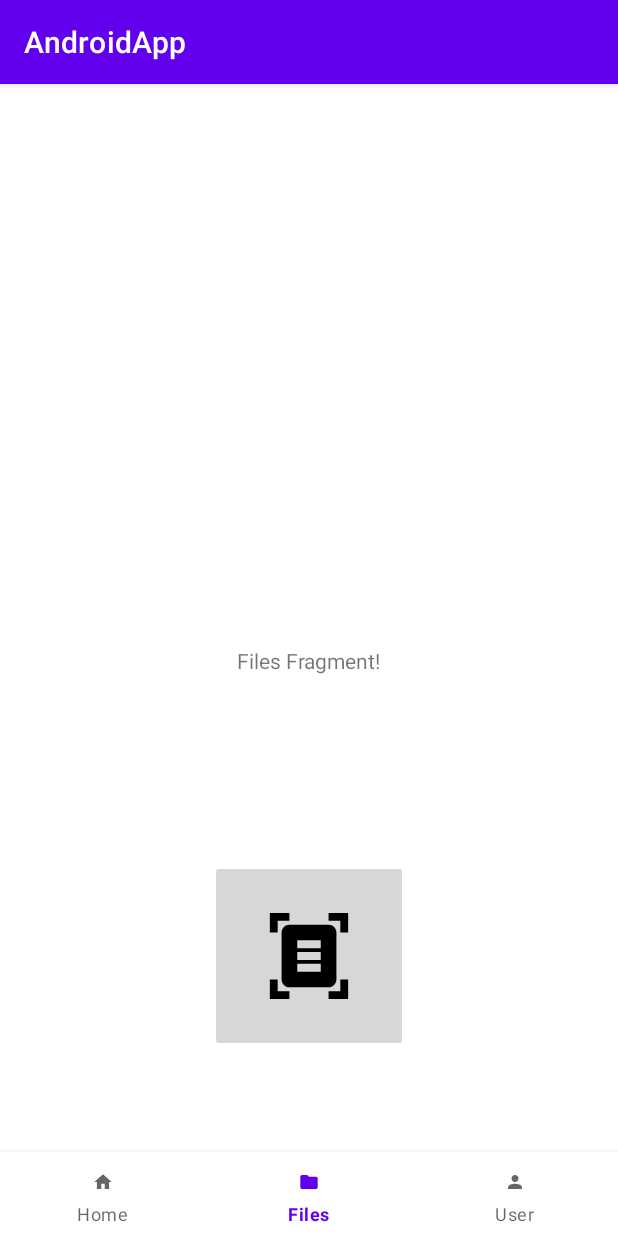
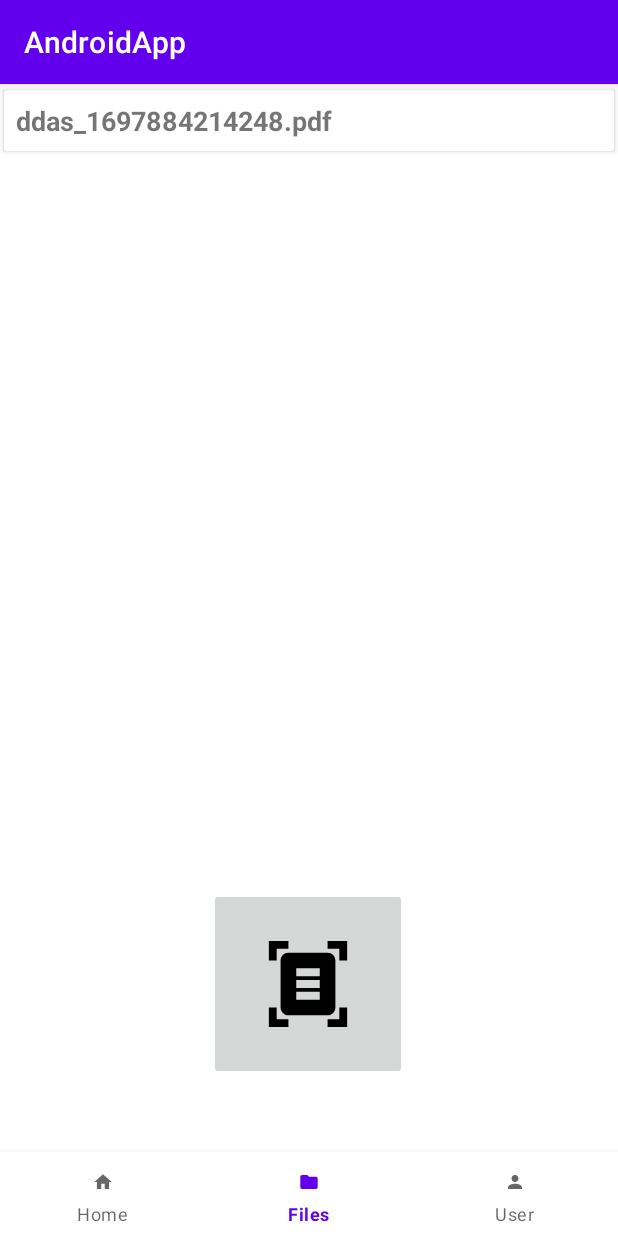
Before and after one commit to fxkfjla/Digital-Document-Archiving-System-Android, an Android app: the FilesFragment screen opened through its navigation route, on a phone screen of 412 x 824 dp. Run offline under Robolectric (Android 15) with nearby library versions, the phone set to English and light mode, and no system bars; our stand-ins replace data binding, navigation-ui; libraries missing offline, so code that uses them is left out: androidx.camera.core.

Commit message:
add recycler view file list

```diff
--- a/app/build.gradle
+++ b/app/build.gradle
@@ -45,6 +45,7 @@ dependencies {
     implementation 'androidx.camera:camera-view:1.2.3'
     implementation 'androidx.camera:camera-lifecycle:1.2.3'
     implementation 'androidx.camera:camera-camera2:1.2.3'
+    implementation "androidx.cardview:cardview:1.0.0"
     testImplementation 'junit:junit:4.13.2'
     androidTestImplementation 'androidx.test.ext:junit:1.1.5'
     androidTestImplementation 'androidx.test.espresso:espresso-core:3.5.1'
--- a/app/src/main/java/com/ddas/androidapp/ui/camera/CameraViewModel.java
+++ b/app/src/main/java/com/ddas/androidapp/ui/camera/CameraViewModel.java
@@ -47,7 +47,7 @@ public class CameraViewModel extends AndroidViewModel implements CameraConstants
 
     public void saveToPdf()
     {
-        FileManager.saveBitmapToPdf(getApplication(), imageBitmap.getValue());
+        FileManager.saveBitmapToPdf(getApplication(), imageBitmap.getValue(), String.valueOf(System.currentTimeMillis()));
     }
 
     // Getters, setters
--- a/app/src/main/java/com/ddas/androidapp/ui/camera/fragment/EditFragment.java
+++ b/app/src/main/java/com/ddas/androidapp/ui/camera/fragment/EditFragment.java
@@ -69,7 +69,7 @@ public class EditFragment extends Fragment
         binding.saveButton.setOnClickListener(unused ->
         {
             viewModel.saveToPdf();
-            ActivityManager.redirectToActivity(context, MainActivity.class);
+            context.finish();
         });
     }
 
--- a/app/src/main/java/com/ddas/androidapp/ui/main/fragment/FilesFragment.java
+++ b/app/src/main/java/com/ddas/androidapp/ui/main/fragment/FilesFragment.java
@@ -1,27 +1,29 @@
 package com.ddas.androidapp.ui.main.fragment;
 
-import android.content.ActivityNotFoundException;
-import android.content.Intent;
-import android.net.Uri;
 import android.os.Bundle;
-import android.util.Log;
 import android.view.LayoutInflater;
+import android.view.MotionEvent;
 import android.view.View;
 import android.view.ViewGroup;
 
 import androidx.annotation.NonNull;
 import androidx.annotation.Nullable;
-import androidx.core.content.FileProvider;
 import androidx.fragment.app.Fragment;
 import androidx.lifecycle.ViewModelProvider;
+import androidx.recyclerview.widget.LinearLayoutManager;
+import androidx.recyclerview.widget.RecyclerView;
 
 import com.ddas.androidapp.databinding.FragmentFilesBinding;
 import com.ddas.androidapp.ui.camera.CameraActivity;
 import com.ddas.androidapp.ui.main.MainViewModel;
+import com.ddas.androidapp.ui.main.fragment.list.FileListAdapter;
+import com.ddas.androidapp.ui.main.fragment.list.FileModel;
+import com.ddas.androidapp.ui.main.fragment.list.OnFileTouchListener;
 import com.ddas.androidapp.util.ActivityManager;
 import com.ddas.androidapp.util.FileManager;
 
-import java.io.File;
+import java.util.ArrayList;
+import java.util.List;
 
 public class FilesFragment extends Fragment
 {
@@ -53,8 +55,14 @@ public class FilesFragment extends Fragment
         super.onViewCreated(view, savedInstanceState);
 
         initialize();
-//        FileManager.openPdf(requireActivity(), "mypdf");
-        getPdf();
+    }
+
+    @Override
+    public void onResume()
+    {
+        super.onResume();
+
+        loadFileList();
     }
 
     private void initialize()
@@ -63,35 +71,17 @@ public class FilesFragment extends Fragment
         binding.scanButton.setOnClickListener(unused -> ActivityManager.openNewActivity(getActivity(), CameraActivity.class));
     }
 
-    private void getPdf()
+    private void loadFileList()
     {
-        String filePath = "/data/user/0/com.ddas.androidapp/files/Scans/mypdf.pdf";
+        fileList = FileManager.getFileList(requireActivity());
 
-        File file = new File(filePath);
-
-        if (file.exists())
-        {
-            Uri uri = FileProvider.getUriForFile(getActivity(), "com.ddas.androidapp.provider", file);
-
-            Intent intent = new Intent(Intent.ACTION_VIEW);
-            intent.setDataAndType(uri, "application/pdf");
-            intent.addFlags(Intent.FLAG_GRANT_READ_URI_PERMISSION);
-
-            try
-            {
-                startActivity(intent);
-            }
-            catch (ActivityNotFoundException e)
-            {
-
-            }
-        }
-        else
-        {
-
-        }
+        FileListAdapter adapter = new FileListAdapter(fileList);
+        binding.recyclerView.setAdapter(adapter);
+        binding.recyclerView.setLayoutManager(new LinearLayoutManager(getContext()));
+        binding.recyclerView.addOnItemTouchListener(new OnFileTouchListener());
     }
 
     private FragmentFilesBinding binding;
     private MainViewModel viewModel;
+    private List<FileModel> fileList;
 }
--- /dev/null
+++ b/app/src/main/java/com/ddas/androidapp/ui/main/fragment/list/FileListAdapter.java
@@ -0,0 +1,60 @@
+package com.ddas.androidapp.ui.main.fragment.list;
+
+import android.view.LayoutInflater;
+import android.view.View;
+import android.view.ViewGroup;
+import android.widget.TextView;
+
+import androidx.annotation.NonNull;
+import androidx.recyclerview.widget.RecyclerView;
+
+import com.ddas.androidapp.R;
+
+import java.util.List;
+
+public class FileListAdapter extends RecyclerView.Adapter<FileListAdapter.ViewHolder>
+{
+    public FileListAdapter(List<FileModel> fileModelList)
+    {
+        this.fileModelList = fileModelList;
+    }
+
+    @NonNull
+    @Override
+    public ViewHolder onCreateViewHolder(@NonNull ViewGroup parent, int viewType)
+    {
+        View view = LayoutInflater.from(parent.getContext()).inflate(R.layout.list_files, parent, false);
+
+        return new ViewHolder(view);
+    }
+
+    @Override
+    public void onBindViewHolder(@NonNull ViewHolder holder, int position)
+    {
+        holder.getFileName().setText(fileModelList.get(position).getName());
+    }
+    @Override
+    public int getItemCount()
+    {
+        return fileModelList.size();
+    }
+
+    public static class ViewHolder extends RecyclerView.ViewHolder
+    {
+        public ViewHolder(View view)
+        {
+            super(view);
+
+            fileName = view.findViewById(R.id.textViewFileName);
+        }
+
+        public TextView getFileName()
+        {
+            return fileName;
+        }
+
+        private final TextView fileName;
+    }
+
+    private List<FileModel> fileModelList;
+}
--- /dev/null
+++ b/app/src/main/java/com/ddas/androidapp/ui/main/fragment/list/FileModel.java
@@ -0,0 +1,23 @@
+package com.ddas.androidapp.ui.main.fragment.list;
+
+public class FileModel
+{
+    public FileModel(String name, String thumbNailPath)
+    {
+        this.name = name;
+        this.thumbNailPath = thumbNailPath;
+    }
+
+    public String getName()
+    {
+        return name;
+    }
+
+    public String getThumbNailPath()
+    {
+        return thumbNailPath;
+    }
+
+    private String name;
+    private String thumbNailPath;
+}
--- /dev/null
+++ b/app/src/main/java/com/ddas/androidapp/ui/main/fragment/list/OnFileTouchListener.java
@@ -0,0 +1,53 @@
+package com.ddas.androidapp.ui.main.fragment.list;
+
+import android.view.MotionEvent;
+import android.view.View;
+
+import androidx.annotation.NonNull;
+import androidx.recyclerview.widget.RecyclerView;
+
+import com.ddas.androidapp.util.FileManager;
+
+import java.util.List;
+
+public class OnFileTouchListener implements RecyclerView.OnItemTouchListener
+{
+//    public OnFileTouchListener(List<FileModel> fileList)
+//    {
+//        this.fileList = fileList;
+//    }
+
+    @Override
+    public boolean onInterceptTouchEvent(@NonNull RecyclerView rv, @NonNull MotionEvent e)
+    {
+        View childView = rv.findChildViewUnder(e.getX(), e.getY());
+
+        if (childView != null)
+        {
+            int position = rv.getChildAdapterPosition(childView);
+
+            // For some reason if list is passed via constructor, the list here is empty
+            List<FileModel> fileList = FileManager.getFileList(rv.getContext());
+            FileModel item = fileList.get(position);
+            FileManager.openPdf(rv.getContext(), item.getName());
+
+            return true;
+        }
+
+        return false;
+    }
+
+    @Override
+    public void onTouchEvent(@NonNull RecyclerView rv, @NonNull MotionEvent e)
+    {
+
+    }
+
+    @Override
+    public void onRequestDisallowInterceptTouchEvent(boolean disallowIntercept)
+    {
+
+    }
+
+//    private final List<FileModel> fileList;
+}
--- a/app/src/main/java/com/ddas/androidapp/util/FileManager.java
+++ b/app/src/main/java/com/ddas/androidapp/util/FileManager.java
@@ -1,4 +1,9 @@
 package com.ddas.androidapp.util;
+
+import static com.ddas.androidapp.util.FileManagerConstants.FILE_PREFIX;
+import static com.ddas.androidapp.util.FileManagerConstants.PDFS_FOLDER;
+import static com.ddas.androidapp.util.FileManagerConstants.PDF_FORMAT;
+import static com.ddas.androidapp.util.FileManagerConstants.PROVIDER_AUTHORITY;
 
 import android.content.ActivityNotFoundException;
 import android.content.Context;
@@ -15,18 +20,37 @@ import android.widget.Toast;
 import androidx.camera.core.ImageProxy;
 import androidx.core.content.FileProvider;
 
+import com.ddas.androidapp.ui.main.fragment.list.FileModel;
+
 import java.io.File;
 import java.io.FileOutputStream;
 import java.io.IOException;
 import java.io.OutputStream;
 import java.nio.ByteBuffer;
+import java.util.ArrayList;
+import java.util.Arrays;
+import java.util.List;
+import java.util.Optional;
 
-public class FileManager implements FileManagerConstants
+public class FileManager
 {
+    public static List<FileModel> getFileList(Context context)
+    {
+        String directoryPath = context.getFilesDir() + "/" + PDFS_FOLDER;
+
+        File[] files = new File(directoryPath).listFiles();
+
+        List<FileModel> fileList = new ArrayList<>();
+
+        Arrays.stream(Optional.ofNullable(files).orElse(new File[]{}))
+                .forEach(file -> fileList.add(new FileModel(file.getName(), file.getPath())));
+
+        return fileList;
+    }
+
     public static void openPdf(Context context, String name)
     {
-        String filePath = context.getFilesDir() + "/files/" + PDFS_FOLDER + "/" + name;
-
+        String filePath = context.getFilesDir() + "/" + PDFS_FOLDER + "/" + name;
         File file = new File(filePath);
 
         if (file.exists())
@@ -46,26 +70,21 @@ public class FileManager implements FileManagerConstants
 
             }
         }
-        else
-        {
-
-        }
     }
 
-    public static void saveBitmapToPdf(Context context, Bitmap bitmap)
+    public static void saveBitmapToPdf(Context context, Bitmap bitmap, String name)
     {
-        File path = new File(context.getFilesDir(), PDFS_FOLDER);
-        path.mkdirs();
+        String directoryPath = context.getFilesDir() + "/" + PDFS_FOLDER;
+        String filePath = directoryPath + "/" + FILE_PREFIX + name + ".pdf";
 
-//        File output = new File(path, System.currentTimeMillis() + ".pdf");
-        File output = new File(path,"mypdf.pdf");
+        new File(directoryPath).mkdirs();
+        File output = new File(filePath);
 
         try
         {
             OutputStream os = new FileOutputStream(output);
 
             PdfDocument pdf = convertBitmapToPdf(bitmap);
-
             pdf.writeTo(os);
             pdf.close();
 
--- a/app/src/main/java/com/ddas/androidapp/util/FileManagerConstants.java
+++ b/app/src/main/java/com/ddas/androidapp/util/FileManagerConstants.java
@@ -6,8 +6,12 @@ public interface FileManagerConstants
     String PICTURE_FORMAT = "image/jpeg";
     String RELATIVE_PICTURES_PATH = "Pictures/DDAS";
 
+    String PDFS_FOLDER = "Scans";
     String PDF_FORMAT = "application/pdf";
-    String PDFS_FOLDER = "Scans";
+
+    String FILE_PREFIX = "ddas_";
+
+    String THUMBNAIL_FOLDER = "Thumbnails";
 
     String PROVIDER_AUTHORITY = "com.ddas.androidapp.provider";
 }
--- a/app/src/main/res/layout/fragment_files.xml
+++ b/app/src/main/res/layout/fragment_files.xml
@@ -2,6 +2,7 @@
 <layout xmlns:tools="http://schemas.android.com/tools"
     xmlns:android="http://schemas.android.com/apk/res/android"
     xmlns:app="http://schemas.android.com/apk/res-auto">
+
     <data>
         <variable
             name="viewModel"
@@ -13,26 +14,29 @@
         android:layout_height="match_parent"
         tools:context=".ui.main.fragment.FilesFragment">
 
-        <TextView
-            android:id="@+id/textView"
-            android:layout_width="wrap_content"
-            android:layout_height="wrap_content"
-            android:text="Files Fragment!"
+        <androidx.recyclerview.widget.RecyclerView
+            android:id="@+id/recyclerView"
+            android:layout_width="match_parent"
+            android:layout_height="match_parent"
+            android:scrollbars="vertical"
+            app:layoutManager="androidx.recyclerview.widget.LinearLayoutManager"
+            app:layout_constraintTop_toTopOf="parent"
             app:layout_constraintBottom_toBottomOf="parent"
-            app:layout_constraintEnd_toEndOf="parent"
             app:layout_constraintStart_toStartOf="parent"
-            app:layout_constraintTop_toTopOf="parent" />
+            app:layout_constraintEnd_toEndOf="parent" />
 
         <ImageButton
             android:id="@+id/scanButton"
             android:layout_width="wrap_content"
             android:layout_height="wrap_content"
+            android:contentDescription="scanFiles"
             app:layout_constraintBottom_toBottomOf="parent"
             app:layout_constraintEnd_toEndOf="parent"
+            app:layout_constraintHorizontal_bias="0.498"
             app:layout_constraintStart_toStartOf="parent"
-            app:layout_constraintTop_toBottomOf="@+id/textView"
-            app:srcCompat="@drawable/ic_scan_foreground"
-            android:contentDescription="scanFiles" />
+            app:layout_constraintTop_toTopOf="@+id/recyclerView"
+            app:layout_constraintVertical_bias="0.837"
+            app:srcCompat="@drawable/ic_scan_foreground" />
 
     </androidx.constraintlayout.widget.ConstraintLayout>
 </layout>
--- /dev/null
+++ b/app/src/main/res/layout/list_files.xml
@@ -0,0 +1,34 @@
+<?xml version="1.0" encoding="utf-8"?>
+<layout xmlns:app="http://schemas.android.com/apk/res-auto"
+    xmlns:android="http://schemas.android.com/apk/res/android">
+
+    <data>
+        <variable
+            name="model"
+            type="com.ddas.androidapp.ui.main.fragment.list.FileModel" />
+    </data>
+
+    <androidx.cardview.widget.CardView
+        android:layout_width="match_parent"
+        android:layout_height="wrap_content"
+        app:cardUseCompatPadding="true">
+        <!--        android:onClick="@{() -> itemClickListener.cardClicked(model)}"-->
+
+        <LinearLayout
+            android:layout_width="match_parent"
+            android:layout_height="wrap_content"
+            android:orientation="vertical"
+            android:padding="8dp">
+
+            <TextView
+                android:id="@+id/textViewFileName"
+                android:layout_width="match_parent"
+                android:layout_height="wrap_content"
+                android:textSize="18sp"
+                android:textStyle="bold" />
+
+        </LinearLayout>
+
+    </androidx.cardview.widget.CardView>
+
+</layout>
```
